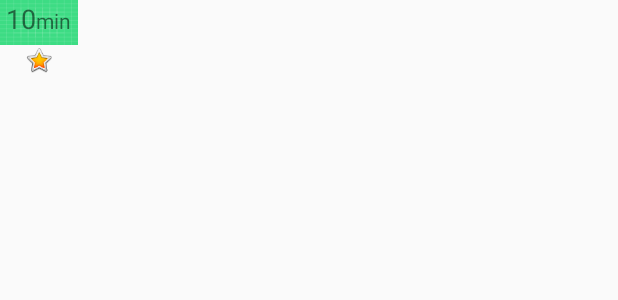
After one commit to ValeryP/filaindiana, an Android app: the layout view_marker.xml on its own in the app's theme, with its tools: preview values and no code run, on a phone screen of 412 x 824 dp. The commit adds this screen. Shown: the top 300 px of the screen. Run offline under Robolectric (Android 15) with nearby library versions, the phone set to English and light mode, and no system bars.

Commit message:
Using custom marker for map

```diff
--- /dev/null
+++ b/app/src/main/res/layout/view_marker.xml
@@ -0,0 +1,38 @@
+<?xml version="1.0" encoding="utf-8"?>
+<LinearLayout xmlns:android="http://schemas.android.com/apk/res/android"
+    xmlns:app="http://schemas.android.com/apk/res-auto"
+    xmlns:tools="http://schemas.android.com/tools"
+    android:layout_width="wrap_content"
+    android:layout_height="wrap_content"
+    android:orientation="vertical">
+
+    <LinearLayout
+        android:id="@+id/view_text_bg"
+        android:layout_width="52dp"
+        android:layout_height="30dp"
+        android:background="@drawable/ic_launcher_background"
+        android:gravity="center_horizontal"
+        android:orientation="horizontal">
+
+        <TextView
+            android:id="@+id/view_text_number"
+            android:layout_width="wrap_content"
+            android:layout_height="wrap_content"
+            android:text="10"
+            android:textSize="18sp" />
+
+        <TextView
+            android:id="@+id/view_text_min"
+            android:layout_width="wrap_content"
+            android:layout_height="wrap_content"
+            android:text="min" />
+    </LinearLayout>
+
+    <ImageView
+        android:id="@+id/view_img"
+        android:layout_width="52dp"
+        android:layout_height="20dp"
+        app:srcCompat="@android:drawable/btn_star_big_on"
+        tools:ignore="ContentDescription" />
+
+</LinearLayout>
```
Also changed, not shown: app/build.gradle (+14 -0 lines), app/src/main/java/com/filaindiana/MapsActivity.kt (+79 -14 lines), app/src/main/java/com/filaindiana/Utils.kt (added, +13 -0 lines), app/src/main/java/com/filaindiana/network/RestClient.kt (added, +37 -0 lines), app/src/main/java/com/filaindiana/network/RestService.kt (added, +16 -0 lines), app/src/main/java/com/filaindiana/network/ShopsResponse.kt (added, +79 -0 lines).
